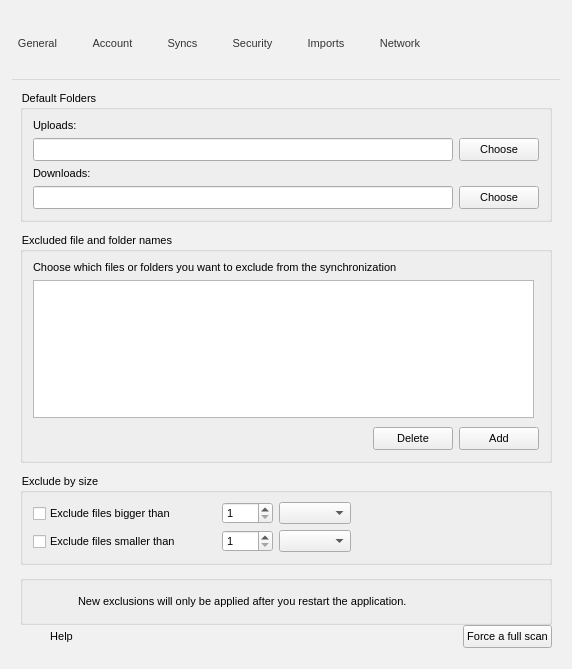
The window that src/MEGASync/gui/win/SettingsDialog.ui (meganz/MEGAsync) describes before a commit, drawn with Qt 5.
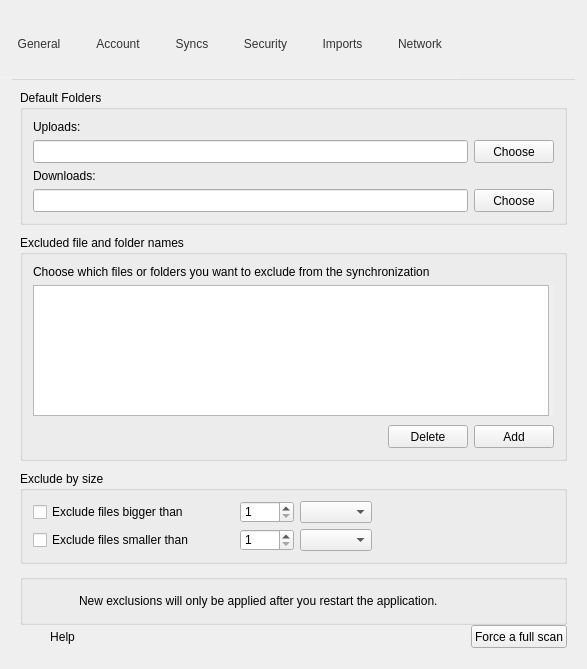
The same window after the commit. Icons and pictures are not drawn. Custom widgets are drawn as their Qt base class.

Commit message:
Remove obsolete global QSS rules from SettingsDialog
Only add back if necessary and with more targeting.

```diff
--- a/src/MEGASync/gui/win/SettingsDialog.ui
+++ b/src/MEGASync/gui/win/SettingsDialog.ui
@@ -17,39 +17,7 @@
    <string>MEGA Preferences</string>
   </property>
   <property name="styleSheet">
-   <string notr="true">
-QWidget
-{
-font-size: 11px;
-}
-
-QScrollBar:horizontal
-{
-height: 16px;
-}
-
-QRadioButton
-{
-spacing: 6px;
-}
-
-QCheckBox
-{
-spacing: 4px;
-}
-
-QRadioButton::indicator, QCheckBox::indicator
-{
-width: 13px;
-height: 13px;
-}
-
-#SettingsDialog
-{
-background-color: #f1f1f1;
-}
-
-#wTabHeader
+   <string notr="true">#wTabHeader
 {
 margin-left: 12px;
 margin-right: 12px;
@@ -198,9 +166,7 @@
          </size>
         </property>
         <property name="font">
-         <font>
-          <pointsize>-1</pointsize>
-         </font>
+         <font/>
         </property>
         <property name="focusPolicy">
          <enum>Qt::StrongFocus</enum>
@@ -244,9 +210,7 @@
          </size>
         </property>
         <property name="font">
-         <font>
-          <pointsize>-1</pointsize>
-         </font>
+         <font/>
         </property>
         <property name="focusPolicy">
          <enum>Qt::StrongFocus</enum>
@@ -290,9 +254,7 @@
          </size>
         </property>
         <property name="font">
-         <font>
-          <pointsize>-1</pointsize>
-         </font>
+         <font/>
         </property>
         <property name="focusPolicy">
          <enum>Qt::StrongFocus</enum>
@@ -336,9 +298,7 @@
          </size>
         </property>
         <property name="font">
-         <font>
-          <pointsize>-1</pointsize>
-         </font>
+         <font/>
         </property>
         <property name="focusPolicy">
          <enum>Qt::StrongFocus</enum>
@@ -382,9 +342,7 @@
          </size>
         </property>
         <property name="font">
-         <font>
-          <pointsize>-1</pointsize>
-         </font>
+         <font/>
         </property>
         <property name="focusPolicy">
          <enum>Qt::StrongFocus</enum>
@@ -428,9 +386,7 @@
          </size>
         </property>
         <property name="font">
-         <font>
-          <pointsize>-1</pointsize>
-         </font>
+         <font/>
         </property>
         <property name="focusPolicy">
          <enum>Qt::StrongFocus</enum>
@@ -2339,9 +2295,7 @@
           <item row="2" column="0">
            <widget class="QLabel" name="lDownloadFolder">
             <property name="font">
-             <font>
-              <pointsize>-1</pointsize>
-             </font>
+             <font/>
             </property>
             <property name="focusPolicy">
              <enum>Qt::NoFocus</enum>
@@ -3105,9 +3059,7 @@
       <item>
        <widget class="QPushButton" name="bHelp">
         <property name="font">
-         <font>
-          <pointsize>-1</pointsize>
-         </font>
+         <font/>
         </property>
         <property name="text">
          <string>Help</string>
```
Left out of the diff: 4 changed lines with no effect on the pictures. The commit also changes 1 other file.
